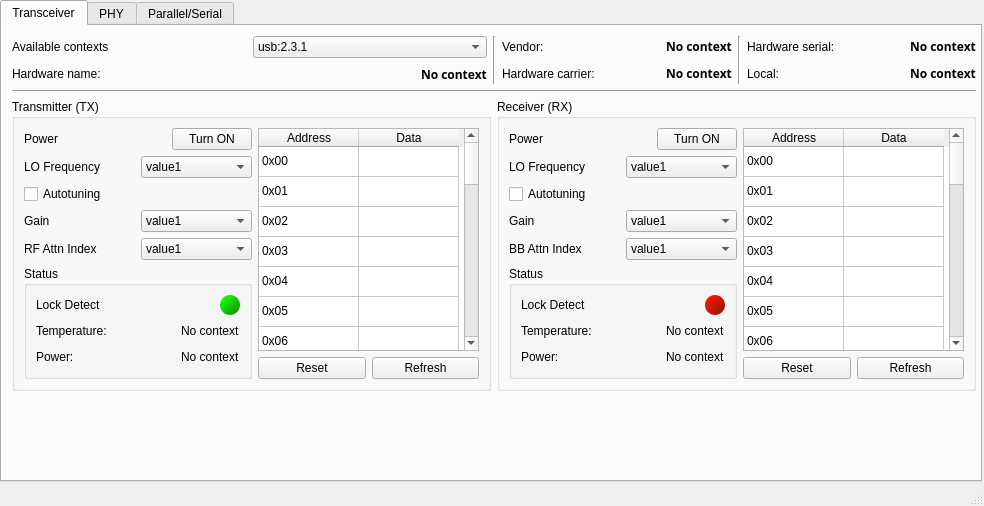
tcoroian/WC60GHZ_APP, file alternativewindow.ui: the form before one commit.
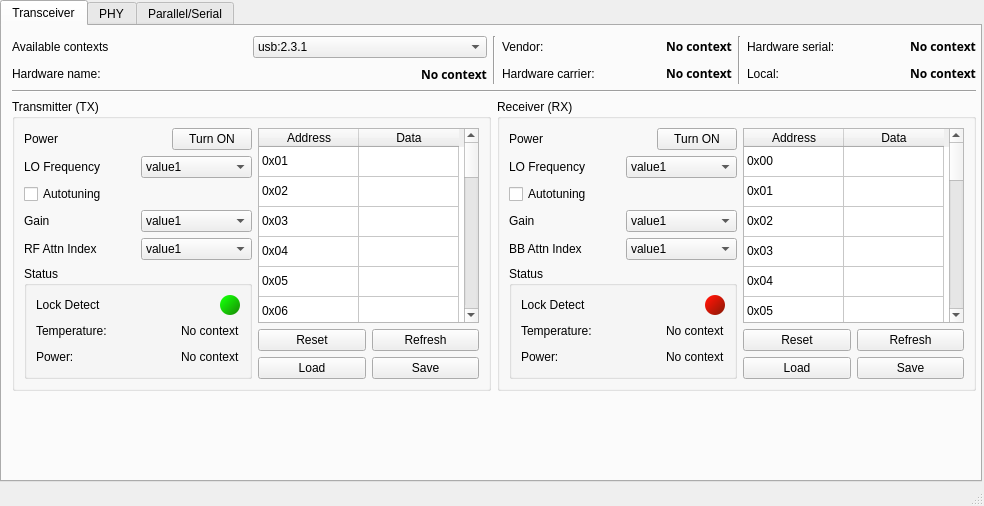
The form after the commit.

Commit message: Add Load/Save for register map

Patch:
```diff
--- a/alternativewindow.ui
+++ b/alternativewindow.ui
@@ -686,26 +686,6 @@
                        <string>23</string>
                       </property>
                      </row>
-                     <row>
-                      <property name="text">
-                       <string>24</string>
-                      </property>
-                     </row>
-                     <row>
-                      <property name="text">
-                       <string>25</string>
-                      </property>
-                     </row>
-                     <row>
-                      <property name="text">
-                       <string>26</string>
-                      </property>
-                     </row>
-                     <row>
-                      <property name="text">
-                       <string>27</string>
-                      </property>
-                     </row>
                      <column>
                       <property name="text">
                        <string>Address</string>
@@ -718,7 +698,7 @@
                      </column>
                      <item row="0" column="0">
                       <property name="text">
-                       <string>0x00</string>
+                       <string>0x01</string>
                       </property>
                       <property name="flags">
                        <set>ItemIsEnabled</set>
@@ -731,7 +711,7 @@
                      </item>
                      <item row="1" column="0">
                       <property name="text">
-                       <string>0x01</string>
+                       <string>0x02</string>
                       </property>
                       <property name="flags">
                        <set>ItemIsEnabled</set>
@@ -744,7 +724,7 @@
                      </item>
                      <item row="2" column="0">
                       <property name="text">
-                       <string>0x02</string>
+                       <string>0x03</string>
                       </property>
                       <property name="flags">
                        <set>ItemIsEnabled</set>
@@ -757,7 +737,7 @@
                      </item>
                      <item row="3" column="0">
                       <property name="text">
-                       <string>0x03</string>
+                       <string>0x04</string>
                       </property>
                       <property name="flags">
                        <set>ItemIsEnabled</set>
@@ -770,7 +750,7 @@
                      </item>
                      <item row="4" column="0">
                       <property name="text">
-                       <string>0x04</string>
+                       <string>0x05</string>
                       </property>
                       <property name="flags">
                        <set>ItemIsEnabled</set>
@@ -783,7 +763,7 @@
                      </item>
                      <item row="5" column="0">
                       <property name="text">
-                       <string>0x05</string>
+                       <string>0x06</string>
                       </property>
                       <property name="flags">
                        <set>ItemIsEnabled</set>
@@ -796,7 +776,7 @@
                      </item>
                      <item row="6" column="0">
                       <property name="text">
-                       <string>0x06</string>
+                       <string>0x07</string>
                       </property>
                       <property name="flags">
                        <set>ItemIsEnabled</set>
@@ -809,7 +789,7 @@
                      </item>
                      <item row="7" column="0">
                       <property name="text">
-                       <string>0x07</string>
+                       <string>0x08</string>
                       </property>
                       <property name="flags">
                        <set>ItemIsEnabled</set>
@@ -822,7 +802,7 @@
                      </item>
                      <item row="8" column="0">
                       <property name="text">
-                       <string>0x08</string>
+                       <string>0x09</string>
                       </property>
                       <property name="flags">
                        <set>ItemIsEnabled</set>
@@ -835,7 +815,7 @@
                      </item>
                      <item row="9" column="0">
                       <property name="text">
-                       <string>0x09</string>
+                       <string>0x0A</string>
                       </property>
                       <property name="flags">
                        <set>ItemIsEnabled</set>
@@ -848,7 +828,7 @@
                      </item>
                      <item row="10" column="0">
                       <property name="text">
-                       <string>0x0A</string>
+                       <string>0x0B</string>
                       </property>
                       <property name="flags">
                        <set>ItemIsEnabled</set>
@@ -861,7 +841,7 @@
                      </item>
                      <item row="11" column="0">
                       <property name="text">
-                       <string>0x0B</string>
+                       <string>0x0C</string>
                       </property>
                       <property name="flags">
                        <set>ItemIsEnabled</set>
@@ -874,7 +854,7 @@
                      </item>
                      <item row="12" column="0">
                       <property name="text">
-                       <string>0x0C</string>
+                       <string>0x10</string>
                       </property>
                       <property name="flags">
                        <set>ItemIsEnabled</set>
@@ -887,7 +867,7 @@
                      </item>
                      <item row="13" column="0">
                       <property name="text">
-                       <string>0x0D</string>
+                       <string>0x11</string>
                       </property>
                       <property name="flags">
                        <set>ItemIsEnabled</set>
@@ -900,7 +880,7 @@
                      </item>
                      <item row="14" column="0">
                       <property name="text">
-                       <string>0x0E</string>
+                       <string>0x12</string>
                       </property>
                       <property name="flags">
                        <set>ItemIsEnabled</set>
@@ -913,7 +893,7 @@
                      </item>
                      <item row="15" column="0">
                       <property name="text">
-                       <string>0x0F</string>
+                       <string>0x13</string>
                       </property>
                       <property name="flags">
                        <set>ItemIsEnabled</set>
@@ -926,7 +906,7 @@
                      </item>
                      <item row="16" column="0">
                       <property name="text">
-                       <string>0x10</string>
+                       <string>0x14</string>
                       </property>
                       <property name="flags">
                        <set>ItemIsEnabled</set>
@@ -939,7 +919,7 @@
                      </item>
                      <item row="17" column="0">
                       <property name="text">
-                       <string>0x11</string>
+                       <string>0x15</string>
                       </property>
                       <property name="flags">
                        <set>ItemIsEnabled</set>
@@ -952,7 +932,7 @@
                      </item>
                      <item row="18" column="0">
                       <property name="text">
-                       <string>0x12</string>
+                       <string>0x16</string>
                       </property>
                       <property name="flags">
                        <set>ItemIsEnabled</set>
@@ -965,7 +945,7 @@
                      </item>
                      <item row="19" column="0">
                       <property name="text">
-                       <string>0x13</string>
+                       <string>0x17</string>
                       </property>
                       <property name="flags">
                        <set>ItemIsEnabled</set>
@@ -978,7 +958,7 @@
                      </item>
                      <item row="20" column="0">
                       <property name="text">
-                       <string>0x14</string>
+                       <string>0x18</string>
                       </property>
                       <property name="flags">
                        <set>ItemIsEnabled</set>
@@ -991,7 +971,7 @@
                      </item>
                      <item row="21" column="0">
                       <property name="text">
-                       <string>0x15</string>
+                       <string>0x19</string>
                       </property>
                       <property name="flags">
                        <set>ItemIsEnabled</set>
@@ -1004,7 +984,7 @@
                      </item>
                      <item row="22" column="0">
                       <property name="text">
-                       <string>0x16</string>
+                       <string>0x1A</string>
                       </property>
                       <property name="flags">
                        <set>ItemIsEnabled</set>
@@ -1017,65 +997,13 @@
                      </item>
                      <item row="23" column="0">
                       <property name="text">
-                       <string>0x17</string>
-                      </property>
-                      <property name="flags">
-                       <set>ItemIsEnabled</set>
-                      </property>
-                     </item>
-                     <item row="23" column="1">
-                      <property name="text">
-                       <string/>
-                      </property>
-                     </item>
-                     <item row="24" column="0">
-                      <property name="text">
-                       <string>0x18</string>
-                      </property>
-                      <property name="flags">
-                       <set>ItemIsEnabled</set>
-                      </property>
-                     </item>
-                     <item row="24" column="1">
-                      <property name="text">
-                       <string/>
-                      </property>
-                     </item>
-                     <item row="25" column="0">
-                      <property name="text">
-                       <string>0x19</string>
-                      </property>
-                      <property name="flags">
-                       <set>ItemIsEnabled</set>
-                      </property>
-                     </item>
-                     <item row="25" column="1">
-                      <property name="text">
-                       <string/>
-                      </property>
-                     </item>
-                     <item row="26" column="0">
-                      <property name="text">
-                       <string>0x1A</string>
-                      </property>
-                      <property name="flags">
-                       <set>ItemIsEnabled</set>
-                      </property>
-                     </item>
-                     <item row="26" column="1">
-                      <property name="text">
-                       <string/>
-                      </property>
-                     </item>
-                     <item row="27" column="0">
-                      <property name="text">
                        <string>0x1B</string>
                       </property>
                       <property name="flags">
                        <set>ItemIsEnabled</set>
                       </property>
                      </item>
-                     <item row="27" column="1">
+                     <item row="23" column="1">
                       <property name="text">
                        <string/>
                       </property>
@@ -1100,6 +1028,24 @@
                      </item>
                     </layout>
                    </item>
+                   <item>
+                    <layout class="QHBoxLayout" name="horizontalLayout_33">
+                     <item>
+                      <widget class="QPushButton" name="btn_load_regs_tx">
+                       <property name="text">
+                        <string>Load</string>
+                       </property>
+                      </widget>
+                     </item>
+                     <item>
+                      <widget class="QPushButton" name="btn_save_regs_tx">
+                       <property name="text">
+                        <string>Save</string>
+                       </property>
+                      </widget>
+                     </item>
+                    </layout>
+                   </item>
                   </layout>
                  </item>
                 </layout>
@@ -1481,36 +1427,6 @@
                        <string>21</string>
                       </property>
                      </row>
-                     <row>
-                      <property name="text">
-                       <string>22</string>
-                      </property>
-                     </row>
-                     <row>
-                      <property name="text">
-                       <string>23</string>
-                      </property>
-                     </row>
-                     <row>
-                      <property name="text">
-                       <string>24</string>
-                      </property>
-                     </row>
-                     <row>
-                      <property name="text">
-                       <string>25</string>
-                      </property>
-                     </row>
-                     <row>
-                      <property name="text">
-                       <string>26</string>
-                      </property>
-                     </row>
-                     <row>
-                      <property name="text">
-                       <string>27</string>
-                      </property>
-                     </row>
                      <column>
                       <property name="text">
                        <string>Address</string>
@@ -1653,7 +1569,7 @@
                      </item>
                      <item row="10" column="0">
                       <property name="text">
-                       <string>0x0A</string>
+                       <string>0x10</string>
                       </property>
                       <property name="flags">
                        <set>ItemIsEnabled</set>
@@ -1666,7 +1582,7 @@
                      </item>
                      <item row="11" column="0">
                       <property name="text">
-                       <string>0x0B</string>
+                       <string>0x11</string>
                       </property>
                       <property name="flags">
                        <set>ItemIsEnabled</set>
@@ -1679,7 +1595,7 @@
                      </item>
                      <item row="12" column="0">
                       <property name="text">
-                       <string>0x0C</string>
+                       <string>0x12</string>
                       </property>
                       <property name="flags">
                        <set>ItemIsEnabled</set>
@@ -1692,7 +1608,7 @@
                      </item>
                      <item row="13" column="0">
                       <property name="text">
-                       <string>0x0D</string>
+                       <string>0x13</string>
                       </property>
                       <property name="flags">
                        <set>ItemIsEnabled</set>
@@ -1705,7 +1621,7 @@
                      </item>
                      <item row="14" column="0">
                       <property name="text">
-                       <string>0x0E</string>
+                       <string>0x14</string>
                       </property>
                       <property name="flags">
                        <set>ItemIsEnabled</set>
@@ -1718,7 +1634,7 @@
                      </item>
                      <item row="15" column="0">
                       <property name="text">
-                       <string>0x0F</string>
+                       <string>0x15</string>
                       </property>
                       <property name="flags">
                        <set>ItemIsEnabled</set>
@@ -1731,7 +1647,7 @@
                      </item>
                      <item row="16" column="0">
                       <property name="text">
-                       <string>0x10</string>
+                       <string>0x16</string>
                       </property>
                       <property name="flags">
                        <set>ItemIsEnabled</set>
@@ -1744,7 +1660,7 @@
                      </item>
                      <item row="17" column="0">
                       <property name="text">
-                       <string>0x11</string>
+                       <string>0x17</string>
                       </property>
                       <property name="flags">
                        <set>ItemIsEnabled</set>
@@ -1757,7 +1673,7 @@
                      </item>
                      <item row="18" column="0">
                       <property name="text">
-                       <string>0x12</string>
+                       <string>0x18</string>
                       </property>
                       <property name="flags">
                        <set>ItemIsEnabled</set>
@@ -1770,7 +1686,7 @@
                      </item>
                      <item row="19" column="0">
                       <property name="text">
-                       <string>0x13</string>
+                       <string>0x19</string>
                       </property>
                       <property name="flags">
                        <set>ItemIsEnabled</set>
@@ -1783,7 +1699,7 @@
                      </item>
                      <item row="20" column="0">
                       <property name="text">
-                       <string>0x14</string>
+                       <string>0x1A</string>
                       </property>
                       <property name="flags">
                        <set>ItemIsEnabled</set>
@@ -1796,91 +1712,13 @@
                      </item>
                      <item row="21" column="0">
                       <property name="text">
-                       <string>0x15</string>
-                      </property>
-                      <property name="flags">
-                       <set>ItemIsEnabled</set>
-                      </property>
-                     </item>
-                     <item row="21" column="1">
-                      <property name="text">
-                       <string/>
-                      </property>
-                     </item>
-                     <item row="22" column="0">
-                      <property name="text">
-                       <string>0x16</string>
-                      </property>
-                      <property name="flags">
-                       <set>ItemIsEnabled</set>
-                      </property>
-                     </item>
-                     <item row="22" column="1">
-                      <property name="text">
-                       <string/>
-                      </property>
-                     </item>
-                     <item row="23" column="0">
-                      <property name="text">
-                       <string>0x17</string>
-                      </property>
-                      <property name="flags">
-                       <set>ItemIsEnabled</set>
-                      </property>
-                     </item>
-                     <item row="23" column="1">
-                      <property name="text">
-                       <string/>
-                      </property>
-                     </item>
-                     <item row="24" column="0">
-                      <property name="text">
-                       <string>0x18</string>
-                      </property>
-                      <property name="flags">
-                       <set>ItemIsEnabled</set>
-                      </property>
-                     </item>
-                     <item row="24" column="1">
-                      <property name="text">
-                       <string/>
-                      </property>
-                     </item>
-                     <item row="25" column="0">
-                      <property name="text">
-                       <string>0x19</string>
-                      </property>
-                      <property name="flags">
-                       <set>ItemIsEnabled</set>
-                      </property>
-                     </item>
-                     <item row="25" column="1">
-                      <property name="text">
-                       <string/>
-                      </property>
-                     </item>
-                     <item row="26" column="0">
-                      <property name="text">
-                       <string>0x1A</string>
-                      </property>
-                      <property name="flags">
-                       <set>ItemIsEnabled</set>
-                      </property>
-                     </item>
-                     <item row="26" column="1">
-                      <property name="text">
-                       <string/>
-                      </property>
-                     </item>
-                     <item row="27" column="0">
-                      <property name="text">
                        <string>0x1B</string>
                       </property>
                       <property name="flags">
                        <set>ItemIsEnabled</set>
                       </property>
                      </item>
-                     <item row="27" column="1">
+                     <item row="21" column="1">
                       <property name="text">
                        <string/>
                       </property>
@@ -1905,6 +1743,24 @@
                      </item>
                     </layout>
                    </item>
+                   <item>
+                    <layout class="QHBoxLayout" name="horizontalLayout_34">
+                     <item>
+                      <widget class="QPushButton" name="btn_load_regs_rx">
+                       <property name="text">
+                        <string>Load</string>
+                       </property>
+                      </widget>
+                     </item>
+                     <item>
+                      <widget class="QPushButton" name="btn_save_regs_rx">
+                       <property name="text">
+                        <string>Save</string>
+                       </property>
+                      </widget>
+                     </item>
+                    </layout>
+                   </item>
                   </layout>
                  </item>
                 </layout>
```
The commit also changes 4 other files.
